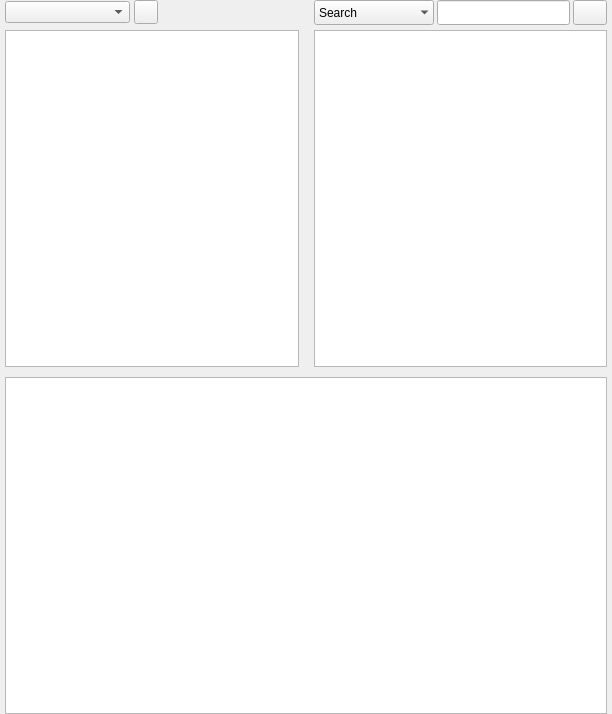
First picture: the form in src/3rdParty/Soundcloud/ui/GUI_SoundcloudLibrary.ui, repository return42/sayonara, before the edit.
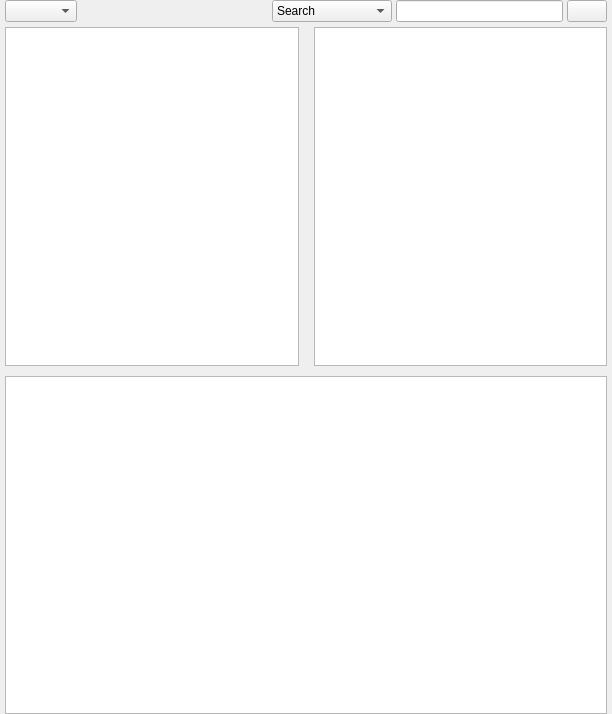
Second picture: the form after the edit. Icons and pictures are not drawn. Custom widgets are drawn as their Qt base class.

What changed in the file:
```diff
--- a/src/3rdParty/Soundcloud/ui/GUI_SoundcloudLibrary.ui
+++ b/src/3rdParty/Soundcloud/ui/GUI_SoundcloudLibrary.ui
@@ -46,12 +46,6 @@
    </property>
    <item row="4" column="0" colspan="4">
     <widget class="LibraryView" name="tb_title">
-     <property name="sizePolicy">
-      <sizepolicy hsizetype="Preferred" vsizetype="MinimumExpanding">
-       <horstretch>0</horstretch>
-       <verstretch>0</verstretch>
-      </sizepolicy>
-     </property>
      <property name="font">
       <font>
        <weight>75</weight>
@@ -279,165 +273,26 @@
      </property>
     </widget>
    </item>
-   <item row="1" column="2" colspan="2">
-    <layout class="QHBoxLayout" name="horizontalLayout">
-     <property name="spacing">
-      <number>3</number>
-     </property>
-     <item>
-      <widget class="QComboBox" name="combo_searchfilter">
-       <property name="minimumSize">
-        <size>
-         <width>120</width>
-         <height>25</height>
-        </size>
-       </property>
-       <property name="maximumSize">
-        <size>
-         <width>120</width>
-         <height>25</height>
-        </size>
-       </property>
-       <property name="focusPolicy">
-        <enum>Qt::ClickFocus</enum>
-       </property>
-       <property name="toolTip">
-        <string>Shortcuts: &lt;br /&gt;Search &lt;span style=&quot; font-weight:600;&quot;&gt;s: &lt;br /&gt; &lt;/span&gt;Genre &lt;span style=&quot; font-weight:600;&quot;&gt;g: &lt;br /&gt;&lt;/span&gt;Path &lt;span style=&quot; font-weight:600;&quot;&gt;p:&lt;br/&gt;</string>
-       </property>
-       <property name="sizeAdjustPolicy">
-        <enum>QComboBox::AdjustToMinimumContentsLength</enum>
-       </property>
-       <property name="minimumContentsLength">
-        <number>120</number>
-       </property>
-       <property name="frame">
-        <bool>false</bool>
-       </property>
-       <item>
-        <property name="text">
-         <string>Search</string>
-        </property>
-       </item>
-       <item>
-        <property name="text">
-         <string>Genre</string>
-        </property>
-       </item>
-       <item>
-        <property name="text">
-         <string>Path</string>
-        </property>
-       </item>
-      </widget>
-     </item>
-     <item>
-      <widget class="QLineEdit" name="le_search">
-       <property name="minimumSize">
-        <size>
-         <width>0</width>
-         <height>25</height>
-        </size>
-       </property>
-       <property name="maximumSize">
-        <size>
-         <width>16777215</width>
-         <height>25</height>
-        </size>
-       </property>
-       <property name="focusPolicy">
-        <enum>Qt::ClickFocus</enum>
-       </property>
-       <property name="toolTip">
-        <string>Search for title, interprets and albums</string>
-       </property>
-      </widget>
-     </item>
-     <item>
-      <widget class="QPushButton" name="btn_clear">
-       <property name="minimumSize">
-        <size>
-         <width>0</width>
-         <height>25</height>
-        </size>
-       </property>
-       <property name="maximumSize">
-        <size>
-         <width>34</width>
-         <height>25</height>
-        </size>
-       </property>
-       <property name="focusPolicy">
-        <enum>Qt::ClickFocus</enum>
-       </property>
-       <property name="toolTip">
-        <string>Show all interprets, albums, tracks</string>
-       </property>
-       <property name="text">
-        <string/>
-       </property>
-       <property name="icon">
-        <iconset resource="../../../GUI/Resources/Icons.qrc">
-         <normaloff>:/Icons/broom.png</normaloff>:/Icons/broom.png</iconset>
-       </property>
-      </widget>
-     </item>
-    </layout>
-   </item>
-   <item row="1" column="0" colspan="2">
+   <item row="1" column="0" colspan="4">
     <layout class="QHBoxLayout" name="horizontalLayout_2">
      <property name="spacing">
       <number>4</number>
      </property>
      <item>
       <widget class="QComboBox" name="combo_lib_chooser">
+       <property name="sizePolicy">
+        <sizepolicy hsizetype="Preferred" vsizetype="Minimum">
+         <horstretch>0</horstretch>
+         <verstretch>0</verstretch>
+        </sizepolicy>
+       </property>
        <property name="focusPolicy">
         <enum>Qt::StrongFocus</enum>
        </property>
       </widget>
      </item>
-     <item>
-      <widget class="QPushButton" name="btn_info">
-       <property name="minimumSize">
-        <size>
-         <width>24</width>
-         <height>24</height>
-        </size>
-       </property>
-       <property name="maximumSize">
-        <size>
-         <width>24</width>
-         <height>24</height>
-        </size>
-       </property>
-       <property name="focusPolicy">
-        <enum>Qt::ClickFocus</enum>
-       </property>
-       <property name="toolTip">
-        <string>Information</string>
-       </property>
-       <property name="text">
-        <string/>
-       </property>
-       <property name="icon">
-        <iconset resource="../../../GUI/Resources/Icons.qrc">
-         <normaloff>:/Icons/info.svg.png</normaloff>:/Icons/info.svg.png</iconset>
-       </property>
-       <property name="iconSize">
-        <size>
-         <width>20</width>
-         <height>20</height>
-        </size>
-       </property>
-      </widget>
-     </item>
      <item>
       <widget class="QLabel" name="lab_status">
-       <property name="sizePolicy">
-        <sizepolicy hsizetype="Preferred" vsizetype="Preferred">
-         <horstretch>0</horstretch>
-         <verstretch>0</verstretch>
-        </sizepolicy>
-       </property>
        <property name="focusPolicy">
         <enum>Qt::ClickFocus</enum>
        </property>
@@ -448,12 +303,6 @@
      </item>
      <item>
       <widget class="QLabel" name="lab_music_library">
-       <property name="sizePolicy">
-        <sizepolicy hsizetype="Maximum" vsizetype="Preferred">
-         <horstretch>0</horstretch>
-         <verstretch>0</verstretch>
-        </sizepolicy>
-       </property>
        <property name="font">
         <font>
          <pointsize>11</pointsize>
@@ -469,6 +318,83 @@
        </property>
       </widget>
      </item>
+     <item>
+      <spacer name="horizontalSpacer">
+       <property name="orientation">
+        <enum>Qt::Horizontal</enum>
+       </property>
+       <property name="sizeHint" stdset="0">
+        <size>
+         <width>40</width>
+         <height>20</height>
+        </size>
+       </property>
+      </spacer>
+     </item>
+     <item>
+      <widget class="QComboBox" name="combo_searchfilter">
+       <property name="sizePolicy">
+        <sizepolicy hsizetype="Preferred" vsizetype="Minimum">
+         <horstretch>0</horstretch>
+         <verstretch>0</verstretch>
+        </sizepolicy>
+       </property>
+       <property name="minimumSize">
+        <size>
+         <width>120</width>
+         <height>0</height>
+        </size>
+       </property>
+       <item>
+        <property name="text">
+         <string>Search</string>
+        </property>
+       </item>
+       <item>
+        <property name="text">
+         <string>Genre</string>
+        </property>
+       </item>
+       <item>
+        <property name="text">
+         <string>Path</string>
+        </property>
+       </item>
+      </widget>
+     </item>
+     <item>
+      <widget class="QLineEdit" name="le_search">
+       <property name="focusPolicy">
+        <enum>Qt::ClickFocus</enum>
+       </property>
+       <property name="toolTip">
+        <string>Search for title, interprets and albums</string>
+       </property>
+      </widget>
+     </item>
+     <item>
+      <widget class="QPushButton" name="btn_clear">
+       <property name="sizePolicy">
+        <sizepolicy hsizetype="Minimum" vsizetype="Minimum">
+         <horstretch>0</horstretch>
+         <verstretch>0</verstretch>
+        </sizepolicy>
+       </property>
+       <property name="focusPolicy">
+        <enum>Qt::ClickFocus</enum>
+       </property>
+       <property name="toolTip">
+        <string>Show all interprets, albums, tracks</string>
+       </property>
+       <property name="text">
+        <string/>
+       </property>
+       <property name="icon">
+        <iconset resource="../../../GUI/Resources/Icons.qrc">
+         <normaloff>:/Icons/broom.png</normaloff>:/Icons/broom.png</iconset>
+       </property>
+      </widget>
+     </item>
     </layout>
    </item>
   </layout>
```
